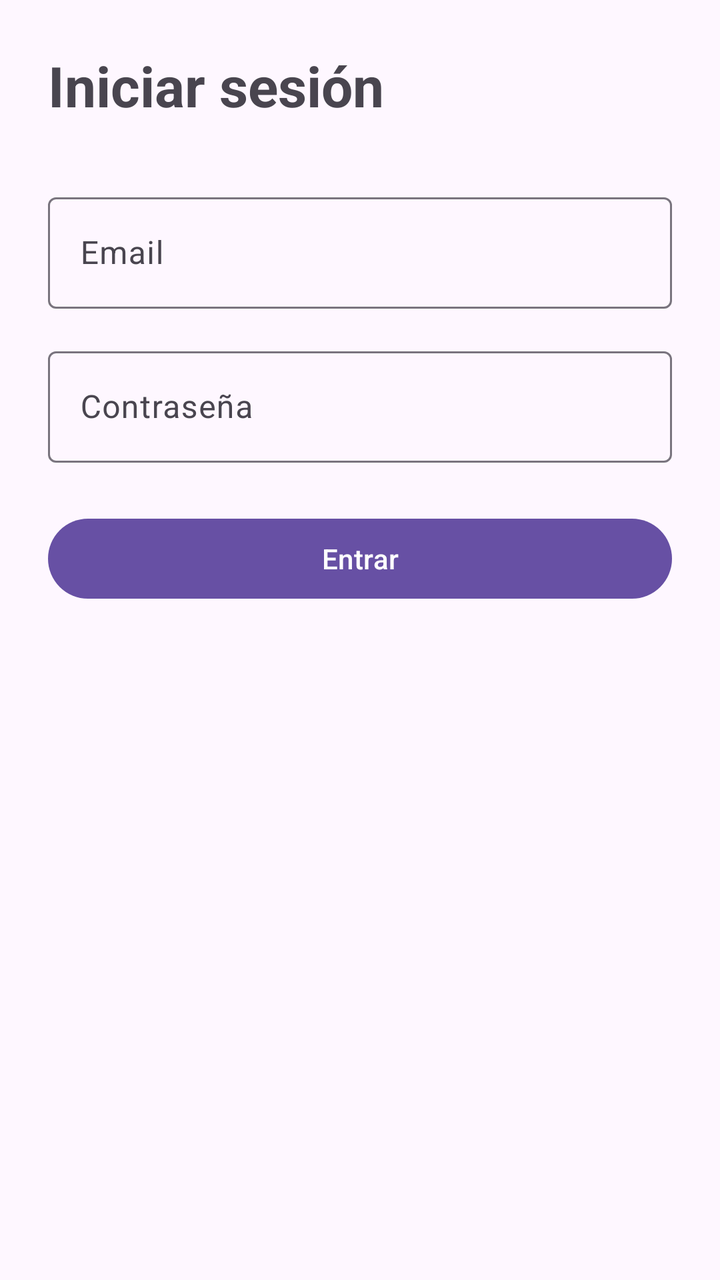
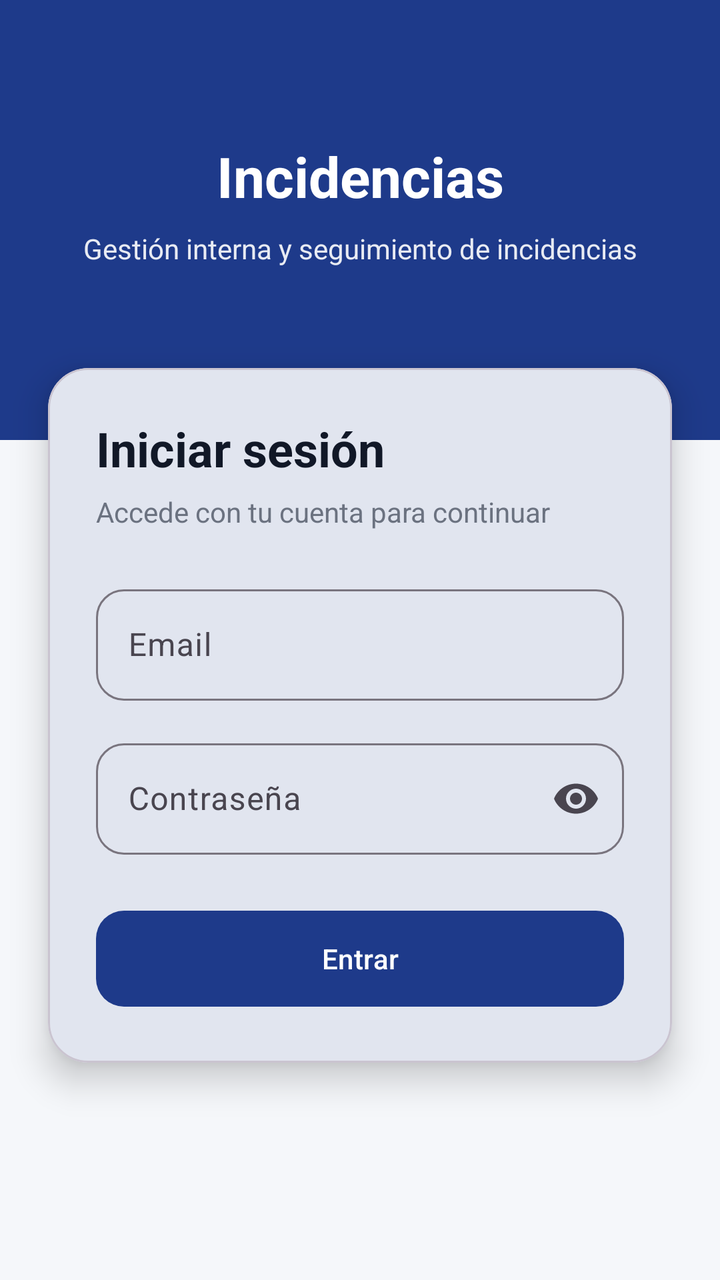

An Android layout rendered at two revisions. The XML below is the earlier revision; the diff shows what the commit changed to produce the second picture.
<!-- AndroidManifest.xml: application theme Theme.Tfgincidenciasfront -->
<!-- res/layout/activity_login.xml -->
<?xml version="1.0" encoding="utf-8"?>
<androidx.constraintlayout.widget.ConstraintLayout xmlns:android="http://schemas.android.com/apk/res/android"
    xmlns:app="http://schemas.android.com/apk/res-auto"
    xmlns:tools="http://schemas.android.com/tools"
    android:id="@+id/main"
    android:layout_width="match_parent"
    android:layout_height="match_parent"
    android:padding="24dp"
    tools:context=".ui.auth.LoginActivity">

    <TextView
        android:id="@+id/tvTitle"
        android:layout_width="0dp"
        android:layout_height="wrap_content"
        android:text="Iniciar sesión"
        android:textSize="28sp"
        android:textStyle="bold"
        app:layout_constraintBottom_toTopOf="@id/etEmail"
        app:layout_constraintEnd_toEndOf="parent"
        app:layout_constraintStart_toStartOf="parent"
        app:layout_constraintTop_toTopOf="parent"
        app:layout_constraintVertical_bias="0.25" />

    <com.google.android.material.textfield.TextInputLayout
        android:id="@+id/tilEmail"
        android:layout_width="0dp"
        android:layout_height="wrap_content"
        android:layout_marginTop="32dp"
        android:hint="Email"
        app:layout_constraintEnd_toEndOf="parent"
        app:layout_constraintStart_toStartOf="parent"
        app:layout_constraintTop_toBottomOf="@id/tvTitle">

        <com.google.android.material.textfield.TextInputEditText
            android:id="@+id/etEmail"
            android:layout_width="match_parent"
            android:layout_height="wrap_content"
            android:inputType="textEmailAddress" />
    </com.google.android.material.textfield.TextInputLayout>

    <com.google.android.material.textfield.TextInputLayout
        android:id="@+id/tilPassword"
        android:layout_width="0dp"
        android:layout_height="wrap_content"
        android:layout_marginTop="16dp"
        android:hint="Contraseña"
        app:layout_constraintEnd_toEndOf="parent"
        app:layout_constraintStart_toStartOf="parent"
        app:layout_constraintTop_toBottomOf="@id/tilEmail">

        <com.google.android.material.textfield.TextInputEditText
            android:id="@+id/etPassword"
            android:layout_width="match_parent"
            android:layout_height="wrap_content"
            android:inputType="textPassword" />
    </com.google.android.material.textfield.TextInputLayout>

    <com.google.android.material.button.MaterialButton
        android:id="@+id/btnLogin"
        android:layout_width="0dp"
        android:layout_height="wrap_content"
        android:layout_marginTop="24dp"
        android:text="Entrar"
        app:layout_constraintEnd_toEndOf="parent"
        app:layout_constraintStart_toStartOf="parent"
        app:layout_constraintTop_toBottomOf="@id/tilPassword" />

    <ProgressBar
        android:id="@+id/progressBar"
        android:layout_width="wrap_content"
        android:layout_height="wrap_content"
        android:visibility="gone"
        app:layout_constraintEnd_toEndOf="parent"
        app:layout_constraintStart_toStartOf="parent"
        app:layout_constraintTop_toBottomOf="@id/btnLogin" />

</androidx.constraintlayout.widget.ConstraintLayout>
<!-- resources referenced by this layout -->
<resources>
  <style name="Theme.Tfgincidenciasfront" parent="Base.Theme.Tfgincidenciasfront" />
  <style name="Base.Theme.Tfgincidenciasfront" parent="Theme.Material3.DayNight.NoActionBar">
          
          
      </style>
</resources>

<!-- the commit's change to res/layout/activity_login.xml (unified diff, before → after) -->
@@ -1,77 +1,145 @@
 <?xml version="1.0" encoding="utf-8"?>
-<androidx.constraintlayout.widget.ConstraintLayout xmlns:android="http://schemas.android.com/apk/res/android"
+<androidx.constraintlayout.widget.ConstraintLayout
+    xmlns:android="http://schemas.android.com/apk/res/android"
     xmlns:app="http://schemas.android.com/apk/res-auto"
     xmlns:tools="http://schemas.android.com/tools"
-    android:id="@+id/main"
     android:layout_width="match_parent"
     android:layout_height="match_parent"
-    android:padding="24dp"
+    android:background="?android:attr/colorBackground"
     tools:context=".ui.auth.LoginActivity">
 
+    <View
+        android:id="@+id/topHeader"
+        android:layout_width="0dp"
+        android:layout_height="220dp"
+        android:background="?attr/colorPrimary"
+        app:layout_constraintTop_toTopOf="parent"
+        app:layout_constraintStart_toStartOf="parent"
+        app:layout_constraintEnd_toEndOf="parent" />
+
     <TextView
-        android:id="@+id/tvTitle"
+        android:id="@+id/tvAppName"
+        android:layout_width="wrap_content"
+        android:layout_height="wrap_content"
+        android:text="Incidencias"
+        android:textColor="@android:color/white"
+        android:textSize="28sp"
+        android:textStyle="bold"
+        app:layout_constraintTop_toTopOf="@id/topHeader"
+        app:layout_constraintBottom_toBottomOf="@id/topHeader"
+        app:layout_constraintStart_toStartOf="parent"
+        app:layout_constraintEnd_toEndOf="parent"
+        app:layout_constraintVertical_bias="0.38" />
+
+    <TextView
+        android:id="@+id/tvSubtitle"
+        android:layout_width="wrap_content"
+        android:layout_height="wrap_content"
+        android:text="Gestión interna y seguimiento de incidencias"
+        android:textColor="@android:color/white"
+        android:alpha="0.9"
+        android:textSize="14sp"
+        app:layout_constraintTop_toBottomOf="@id/tvAppName"
+        app:layout_constraintStart_toStartOf="parent"
+        app:layout_constraintEnd_toEndOf="parent"
+        android:layout_marginTop="8dp" />
+
+    <com.google.android.material.card.MaterialCardView
+        android:id="@+id/cardLogin"
         android:layout_width="0dp"
         android:layout_height="wrap_content"
-        android:text="Iniciar sesión"
-        android:textSize="28sp"
-        android:textStyle="bold"
-        app:layout_constraintBottom_toTopOf="@id/etEmail"
+        android:layout_marginHorizontal="24dp"
+        app:cardCornerRadius="20dp"
+        app:cardElevation="10dp"
+        app:cardBackgroundColor="@color/surface"
+        app:layout_constraintTop_toBottomOf="@id/topHeader"
+        app:layout_constraintBottom_toBottomOf="parent"
+        app:layout_constraintStart_toStartOf="parent"
         app:layout_constraintEnd_toEndOf="parent"
-        app:layout_constraintStart_toStartOf="parent"
-        app:layout_constraintTop_toTopOf="parent"
-        app:layout_constraintVertical_bias="0.25" />
+        app:layout_constraintVertical_bias="0.0"
+        android:translationY="-36dp">
 
-    <com.google.android.material.textfield.TextInputLayout
-        android:id="@+id/tilEmail"
-        android:layout_width="0dp"
-        android:layout_height="wrap_content"
-        android:layout_marginTop="32dp"
-        android:hint="Email"
-        app:layout_constraintEnd_toEndOf="parent"
-        app:layout_constraintStart_toStartOf="parent"
-        app:layout_constraintTop_toBottomOf="@id/tvTitle">
-
-        <com.google.android.material.textfield.TextInputEditText
-            android:id="@+id/etEmail"
+        <LinearLayout
             android:layout_width="match_parent"
             android:layout_height="wrap_content"
-            android:inputType="textEmailAddress" />
-    </com.google.android.material.textfield.TextInputLayout>
+            android:orientation="vertical"
+            android:padding="24dp">
 
-    <com.google.android.material.textfield.TextInputLayout
-        android:id="@+id/tilPassword"
-        android:layout_width="0dp"
-        android:layout_height="wrap_content"
-        android:layout_marginTop="16dp"
-        android:hint="Contraseña"
-        app:layout_constraintEnd_toEndOf="parent"
-        app:layout_constraintStart_toStartOf="parent"
-        app:layout_constraintTop_toBottomOf="@id/tilEmail">
+            <TextView
+                android:id="@+id/tvTitle"
+                android:layout_width="wrap_content"
+                android:layout_height="wrap_content"
+                android:text="Iniciar sesión"
+                android:textSize="24sp"
+                android:textStyle="bold"
+                android:textColor="?attr/colorOnSurface" />
 
-        <com.google.android.material.textfield.TextInputEditText
-            android:id="@+id/etPassword"
-            android:layout_width="match_parent"
-            android:layout_height="wrap_content"
-            android:inputType="textPassword" />
-    </com.google.android.material.textfield.TextInputLayout>
+            <TextView
+                android:layout_width="wrap_content"
+                android:layout_height="wrap_content"
+                android:layout_marginTop="6dp"
+                android:text="Accede con tu cuenta para continuar"
+                android:textSize="14sp"
+                android:textColor="@color/secondaryText" />
 
-    <com.google.android.material.button.MaterialButton
-        android:id="@+id/btnLogin"
-        android:layout_width="0dp"
-        android:layout_height="wrap_content"
-        android:layout_marginTop="24dp"
-        android:text="Entrar"
-        app:layout_constraintEnd_toEndOf="parent"
-        app:layout_constraintStart_toStartOf="parent"
-        app:layout_constraintTop_toBottomOf="@id/tilPassword" />
+            <com.google.android.material.textfield.TextInputLayout
+                android:id="@+id/tilEmail"
+                style="@style/Widget.Material3.TextInputLayout.OutlinedBox"
+                android:layout_width="match_parent"
+                android:layout_height="wrap_content"
+                android:layout_marginTop="24dp"
+                android:hint="Email"
+                app:boxCornerRadiusTopStart="14dp"
+                app:boxCornerRadiusTopEnd="14dp"
+                app:boxCornerRadiusBottomStart="14dp"
+                app:boxCornerRadiusBottomEnd="14dp">
 
-    <ProgressBar
-        android:id="@+id/progressBar"
-        android:layout_width="wrap_content"
-        android:layout_height="wrap_content"
-        android:visibility="gone"
-        app:layout_constraintEnd_toEndOf="parent"
-        app:layout_constraintStart_toStartOf="parent"
-        app:layout_constraintTop_toBottomOf="@id/btnLogin" />
+                <com.google.android.material.textfield.TextInputEditText
+                    android:id="@+id/etEmail"
+                    android:layout_width="match_parent"
+                    android:layout_height="wrap_content"
+                    android:inputType="textEmailAddress" />
+            </com.google.android.material.textfield.TextInputLayout>
+
+            <com.google.android.material.textfield.TextInputLayout
+                android:id="@+id/tilPassword"
+                style="@style/Widget.Material3.TextInputLayout.OutlinedBox"
+                android:layout_width="match_parent"
+                android:layout_height="wrap_content"
+                android:layout_marginTop="16dp"
+                android:hint="Contraseña"
+                app:endIconMode="password_toggle"
+                app:boxCornerRadiusTopStart="14dp"
+                app:boxCornerRadiusTopEnd="14dp"
+                app:boxCornerRadiusBottomStart="14dp"
+                app:boxCornerRadiusBottomEnd="14dp">
+
+                <com.google.android.material.textfield.TextInputEditText
+                    android:id="@+id/etPassword"
+                    android:layout_width="match_parent"
+                    android:layout_height="wrap_content"
+                    android:inputType="textPassword" />
+            </com.google.android.material.textfield.TextInputLayout>
+
+            <com.google.android.material.button.MaterialButton
+                android:id="@+id/btnLogin"
+                android:layout_width="match_parent"
+                android:layout_height="56dp"
+                android:layout_marginTop="24dp"
+                android:text="Entrar"
+                android:textAllCaps="false"
+                app:cornerRadius="14dp" />
+
+            <ProgressBar
+                android:id="@+id/progressBar"
+                android:layout_width="wrap_content"
+                android:layout_height="wrap_content"
+                android:layout_gravity="center_horizontal"
+                android:layout_marginTop="16dp"
+                android:visibility="gone" />
+
+        </LinearLayout>
+
+    </com.google.android.material.card.MaterialCardView>
 
 </androidx.constraintlayout.widget.ConstraintLayout>
<!-- resource entries referenced after the edit -->
@@ -1,9 +1,25 @@
 <!-- resources referenced by this layout -->
 <resources>
+  <color name="secondaryText">#6B7280</color>
+  <color name="surface">#FFFFFF</color>
   <style name="Theme.Tfgincidenciasfront" parent="Base.Theme.Tfgincidenciasfront" />
   <style name="Base.Theme.Tfgincidenciasfront" parent="Theme.Material3.DayNight.NoActionBar">
+  
           
+          <item name="colorPrimary">@color/primary</item>
+          <item name="colorOnPrimary">@color/onPrimary</item>
+  
           
+          <item name="android:colorBackground">@color/background</item>
+  
+          
+          <item name="colorSurface">@color/surface</item>
+          <item name="colorOnSurface">@color/onSurface</item>
+  
       </style>
+  <color name="primary">#1E3A8A</color>
+  <color name="onPrimary">#FFFFFF</color>
+  <color name="background">#F5F7FA</color>
+  <color name="onSurface">#111827</color>
 </resources>
 
